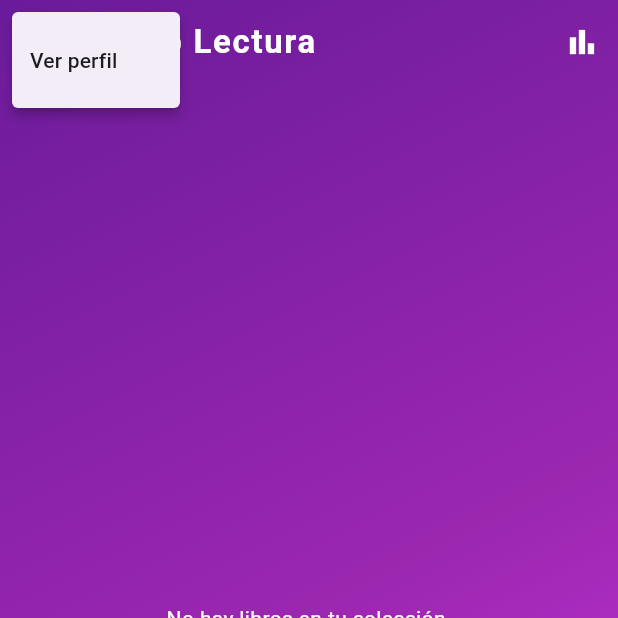
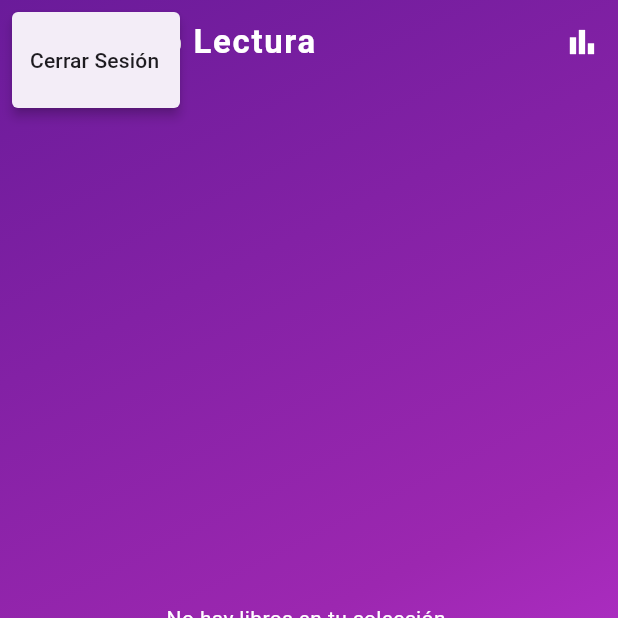
Before and after one commit to RobertoAmaya04/RetoLectura, a Flutter app: the MainPage screen opened by its route, after a tap on the "person" icon, on a phone screen of 412 x 824 dp, the top half of it. Run offline on Flutter 3.47's test engine with Material 3 defaults, Android fonts, the phone set to English and light mode, and no system bars; our stand-ins replace cloud_firestore, firebase_auth, firebase_core, go_router, google_sign_in; accounts and stored records are empty; network calls fail.

```diff
--- a/lib/src/views/cronometro.dart
+++ b/lib/src/views/cronometro.dart
@@ -156,7 +156,7 @@ class _CronometroScreenState extends State<CronometroScreen> {
 
         if (canPop) {
           CustomSnackBar.show(context, message: 'Metrica guardada');
-          context.pop();
+          context.pushNamed('/home/book', extra: widget.libro);
         }
         return false;
       },
--- a/lib/src/views/main_page.dart
+++ b/lib/src/views/main_page.dart
@@ -38,7 +38,7 @@ class _MainPageState extends State<MainPage> {
             }
           },
           itemBuilder: (context) => const [
-            PopupMenuItem(value: 'SignOut', child: Text("Ver perfil")),
+            PopupMenuItem(value: 'SignOut', child: Text("Cerrar Sesión")),
           ],
           child: Padding(
             padding: const EdgeInsets.all(8.0),
```
Also changed, not shown: lib/src/views/libro_estadisticas.dart (+5 -2 lines), 1 other file.
